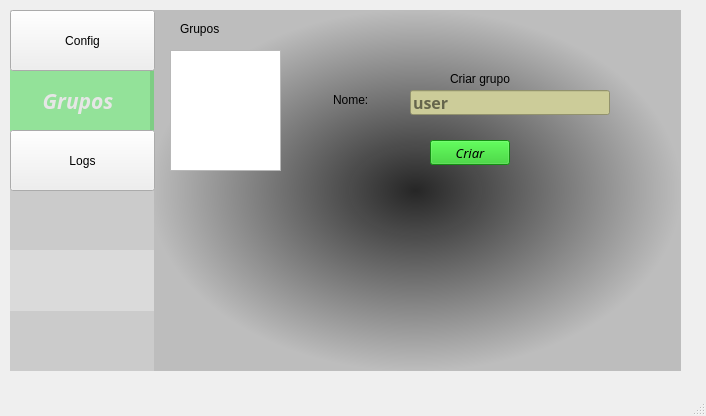
The window that GuiServer.ui (Edresson/Chat-RMI) describes before a commit, drawn with Qt 5.
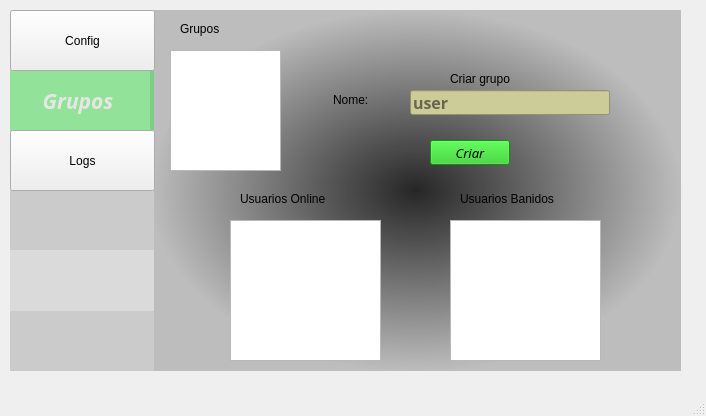
The same window after the commit. The open tabs and pages were chosen to show the change.

```diff
--- a/GuiServer.ui
+++ b/GuiServer.ui
@@ -445,6 +445,52 @@
        <string>Config</string>
       </property>
      </widget>
+     <widget class="QListWidget" name="lista_onlines">
+      <property name="geometry">
+       <rect>
+        <x>220</x>
+        <y>220</y>
+        <width>151</width>
+        <height>141</height>
+       </rect>
+      </property>
+     </widget>
+     <widget class="QLabel" name="label_5">
+      <property name="geometry">
+       <rect>
+        <x>230</x>
+        <y>190</y>
+        <width>111</width>
+        <height>17</height>
+       </rect>
+      </property>
+      <property name="text">
+       <string>Usuarios Online</string>
+      </property>
+     </widget>
+     <widget class="QListWidget" name="lista_banidos">
+      <property name="geometry">
+       <rect>
+        <x>440</x>
+        <y>220</y>
+        <width>151</width>
+        <height>141</height>
+       </rect>
+      </property>
+     </widget>
+     <widget class="QLabel" name="label_13">
+      <property name="geometry">
+       <rect>
+        <x>450</x>
+        <y>190</y>
+        <width>111</width>
+        <height>17</height>
+       </rect>
+      </property>
+      <property name="text">
+       <string>Usuarios Banidos</string>
+      </property>
+     </widget>
      <zorder>label_11</zorder>
      <zorder>label_16</zorder>
      <zorder>label_20</zorder>
@@ -459,6 +505,10 @@
      <zorder>label_2</zorder>
      <zorder>ir_logs_2</zorder>
      <zorder>ir_config</zorder>
+     <zorder>lista_onlines</zorder>
+     <zorder>label_5</zorder>
+     <zorder>lista_banidos</zorder>
+     <zorder>label_13</zorder>
     </widget>
     <widget class="QWidget" name="page_3">
      <widget class="QLabel" name="label_46">
```
